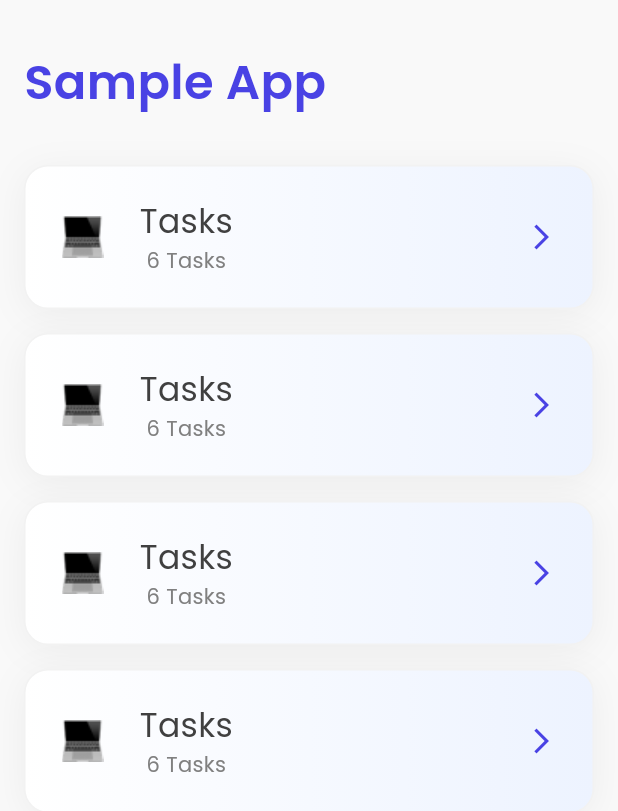
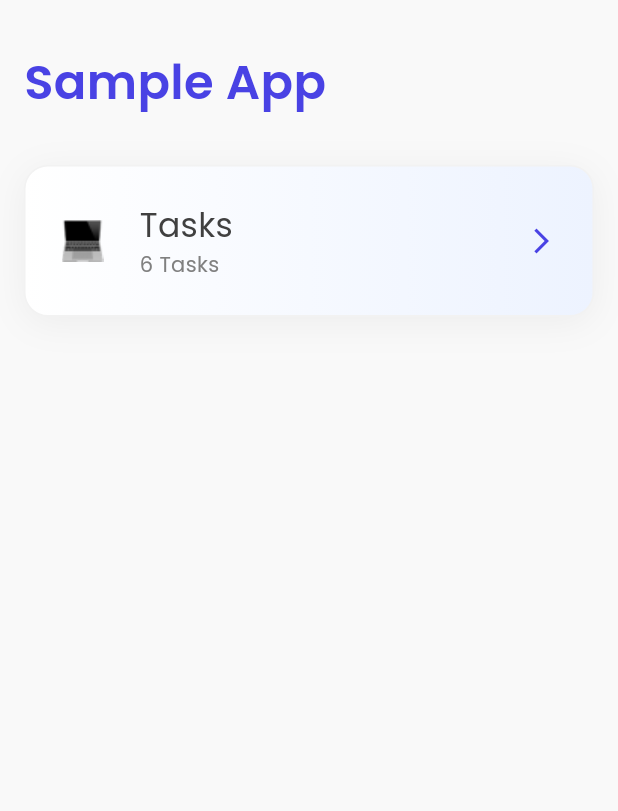
Before and after one commit to KafiulIslam/sample_app, a Flutter app: the screen it shows after launch, on a phone screen of 412 x 824 dp. Shown: the top 811 px of the screen. Run offline on Flutter 3.47's test engine with Material 2 defaults, Android fonts, the phone set to English and light mode, and no system bars; our stand-ins replace google_fonts.

Commit message:
task list screen is completed

```diff
--- a/lib/view/home/home_screen.dart
+++ b/lib/view/home/home_screen.dart
@@ -11,10 +11,7 @@ class HomeScreen extends StatelessWidget {
   Widget build(BuildContext context) {
 
     List<TaskListTile> _tasksList = const [
-      TaskListTile(imagePath: laptop, taskNumber: '6',),
-      TaskListTile(imagePath: laptop, taskNumber: '6',),
-      TaskListTile(imagePath: laptop, taskNumber: '6',),
-      TaskListTile(imagePath: laptop, taskNumber: '6',),
+      TaskListTile(isIcon: true, imagePath: laptop, taskNumber: '6',),
     ];
 
     return SafeArea(
--- a/lib/widgets/components/task_list_tile.dart
+++ b/lib/widgets/components/task_list_tile.dart
@@ -1,17 +1,32 @@
 import 'package:flutter/material.dart';
+import 'package:sample_app/utils/image_string.dart';
 import '../../utils/colors.dart';
 import '../../utils/spacer.dart';
 import '../../utils/typography.dart';
+import '../../view/taskList/task_list_screen.dart';
 
 class TaskListTile extends StatelessWidget {
+  final bool? isIcon;
   final String? imagePath;
+  final String? taskTitle;
   final String? taskNumber;
-  const TaskListTile({Key? key, this.imagePath, this.taskNumber}) : super(key: key);
+
+  const TaskListTile(
+      {Key? key,
+      this.imagePath,
+      this.taskTitle = 'Tasks',
+      this.taskNumber,
+      this.isIcon = false})
+      : super(key: key);
 
   @override
   Widget build(BuildContext context) {
-    return Container(
-      height: 96,
+    return GestureDetector(
+      onTap: () {
+        Navigator.push(
+            context, MaterialPageRoute(builder: (_) => const TaskListScreen()));
+      },
+      child: Container(
         width: double.infinity,
         decoration: BoxDecoration(
           borderRadius: BorderRadius.circular(16.0),
@@ -36,23 +51,58 @@ class TaskListTile extends StatelessWidget {
           ],
         ),
         child: Padding(
-        padding: const EdgeInsets.symmetric(horizontal: 24.0),
+          padding: const EdgeInsets.symmetric(horizontal: 24.0, vertical: 24.0),
           child: Row(
             crossAxisAlignment: CrossAxisAlignment.center,
             mainAxisAlignment: MainAxisAlignment.start,
             children: [
-            Image.asset(imagePath!),
+              isIcon == true
+                  ? Image.asset(imagePath!)
+                  : const SizedBox.shrink(),
               twentyFourSpacerHorizontal,
-            Column(
+              isIcon == true ? Column(
                 mainAxisAlignment: MainAxisAlignment.center,
-              crossAxisAlignment: CrossAxisAlignment.center,
+                crossAxisAlignment: CrossAxisAlignment.start,
                 children: [
-                Text('Tasks', style: title2,),
-                Text('$taskNumber Tasks', style: bodyText1,),
-              ],),
+                  Text(
+                    taskTitle!,
+                    maxLines: 1,
+                    overflow: TextOverflow.ellipsis,
+                    style: title2,
+                  ),
+                  Text(
+                    '$taskNumber Tasks',
+                    style: bodyText2,
+                  ),
+                ],
+              ) : Container(
+                width: MediaQuery.of(context).size.width / 1.6,
+                child: Column(
+                  mainAxisAlignment: MainAxisAlignment.center,
+                  crossAxisAlignment: CrossAxisAlignment.start,
+                  children: [
+                    Text(
+                      taskTitle!,
+                      maxLines: 1,
+                      overflow: TextOverflow.ellipsis,
+                      style: title2,
+                    ),
+                    Text(
+                      '$taskNumber Tasks',
+                      style: bodyText2,
+                    ),
+                  ],
+                ),
+              ) ,
               const Spacer(),
-            const Icon(Icons.arrow_forward_ios, color: primaryColor, size: 20,)
-          ],),
+              const Icon(
+                Icons.arrow_forward_ios,
+                color: primaryColor,
+                size: 20,
+              )
+            ],
+          ),
+        ),
       ),
     );
   }
```
Also changed, not shown: lib/utils/typography.dart (+4 -4 lines), lib/view/taskList/task_list_screen.dart (added, +108 -0 lines), 3 other files. Lines whose indentation alone changed are shown as unchanged.
